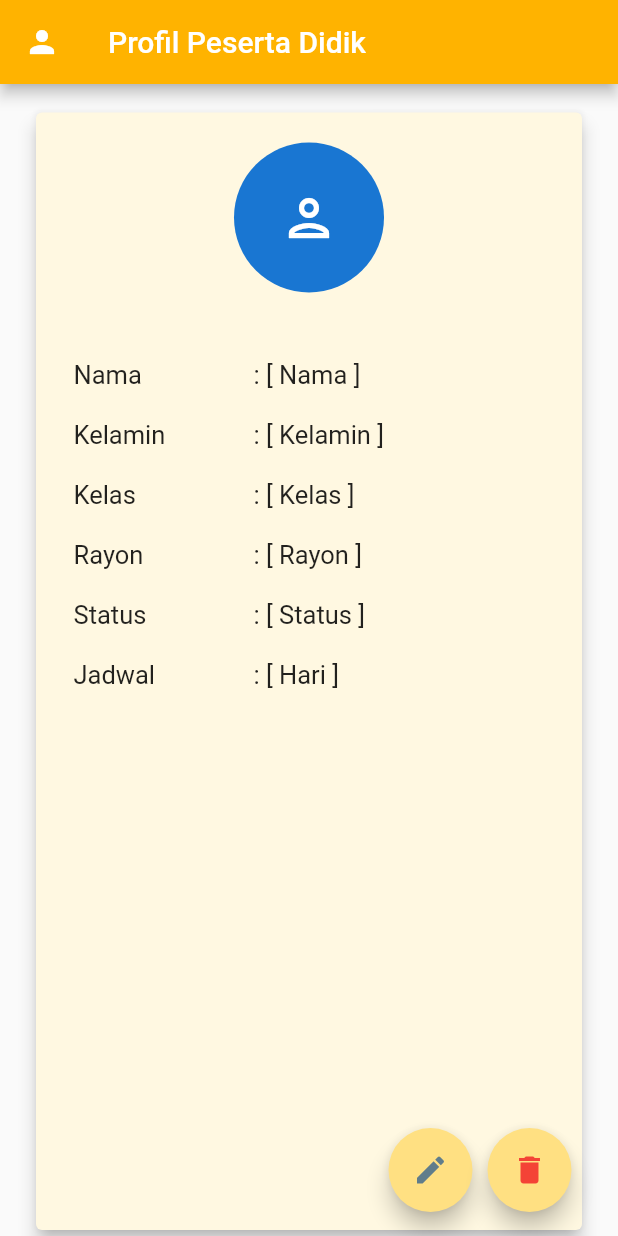
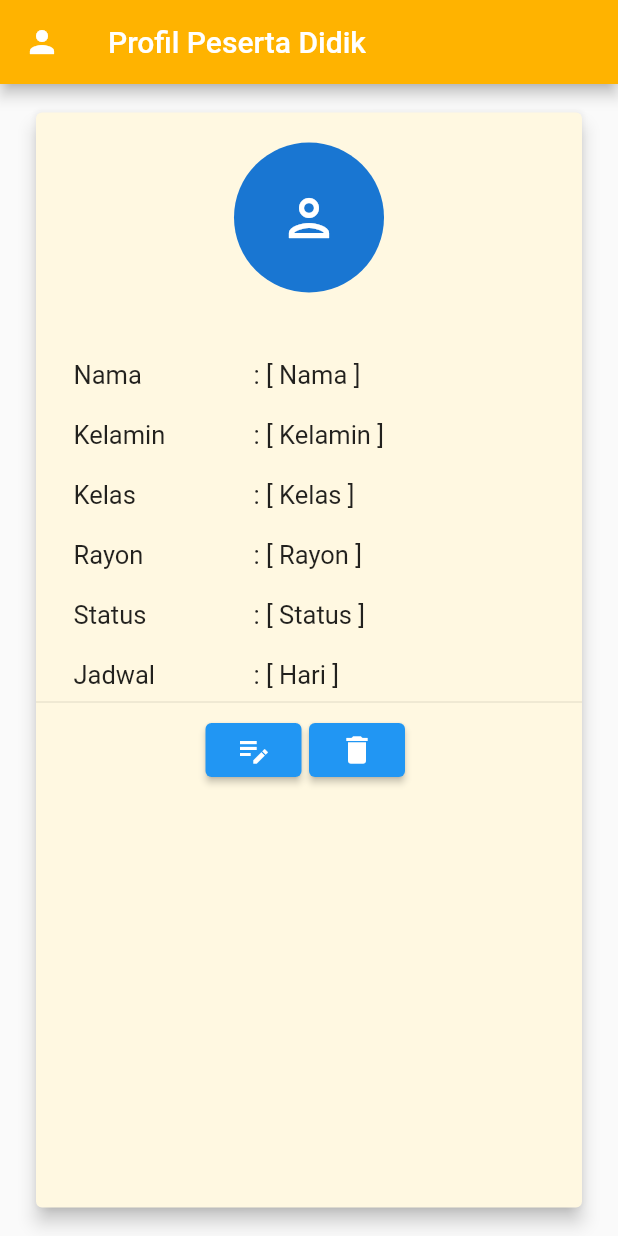
Before and after one commit to aistaqiemsy/flutter_scr, a Flutter app: the DetailStudent screen opened directly, on a phone screen of 412 x 824 dp. Run offline on Flutter 3.47's test engine with Material 2 defaults, Android fonts, the phone set to English and light mode, and no system bars; our stand-ins replace datetime_picker_formfield.

Commit message:
Increase tampil data students, add tombol edit / hapus data siswa

```diff
--- a/lib/dir_siswa/detail_student.dart
+++ b/lib/dir_siswa/detail_student.dart
@@ -17,7 +17,7 @@ class DetailStudent extends StatelessWidget {
       ),
       body: Center(
         child: Padding(
-          padding: EdgeInsets.only(top: 15, right: 20, left: 20),
+          padding: EdgeInsets.only(top: 15, right: 20, left: 20, bottom: 15),
           child: Card(
           color: Colors.amber[50],
           elevation: 5,
@@ -191,46 +191,68 @@ class DetailStudent extends StatelessWidget {
                         fontSize: 17,
                       ),
                       ),
-                    )
+                    ),
                 ],
               ),
+              Divider(
+                      color: Colors.amberAccent[300],
+                    ),
+
+              Row(
+                mainAxisAlignment: MainAxisAlignment.center,
+                crossAxisAlignment: CrossAxisAlignment.center,
+                  children: [
+                    Padding(
+                      padding: EdgeInsets.only(right: 5),
+                      child: ElevatedButton(onPressed: (){}, child: Icon(
+                        Icons.edit_note_sharp
+                      )),
+                      ),
+                    Padding(
+                      padding: EdgeInsets.only(right: 5),
+                      child: ElevatedButton(onPressed: (){}, child: Icon(
+                        Icons.delete
+                      )),
+                      )
+                  ],
+                )
             ],
           ),
         ),
         )
       ),
-      floatingActionButton: Padding(
-        padding: EdgeInsets.only(right: 15),
-        child: Row(
-        // crossAxisAlignment: CrossAxisAlignment.end,
-        mainAxisAlignment: MainAxisAlignment.end,
-        children: [
-          Padding(
-            padding: EdgeInsets.only(right: 10),
-            child: FloatingActionButton(
-              backgroundColor: Colors.amber[200],
-              child: Icon(
-                color: Colors.blueGrey,
-                Icons.create
-              ),
-              onPressed: () {
+      // floatingActionButton: Padding(
+      //   padding: EdgeInsets.only(right: 15),
+      //   child: Row(
+      //   // crossAxisAlignment: CrossAxisAlignment.end,
+      //   mainAxisAlignment: MainAxisAlignment.end,
+      //   children: [
+      //     Padding(
+      //       padding: EdgeInsets.only(right: 10),
+      //       child: FloatingActionButton(
+      //         backgroundColor: Colors.amber[200],
+      //         child: Icon(
+      //           color: Colors.blueGrey,
+      //           Icons.create
+      //         ),
+      //         onPressed: () {
 
-              },
-            ),
-          ),
-          FloatingActionButton(
-            backgroundColor: Colors.amber[200],
-            child: Icon(
-              color:  Colors.red,
-              Icons.delete
-            ),
-            onPressed: () {
+      //         },
+      //       ),
+      //     ),
+      //     FloatingActionButton(
+      //       backgroundColor: Colors.amber[200],
+      //       child: Icon(
+      //         color:  Colors.red,
+      //         Icons.delete
+      //       ),
+      //       onPressed: () {
 
-            },
-          )
-        ],
-      ),
-      ),
+      //       },
+      //     )
+      //   ],
+      // ),
+      // ),
     );
   }
 }
```
Also changed, not shown: lib/dir_siswa/display_students.dart (+47 -41 lines).
